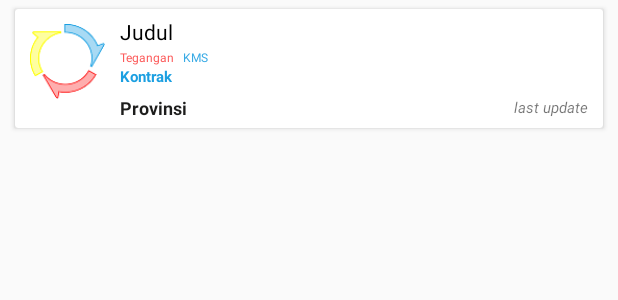
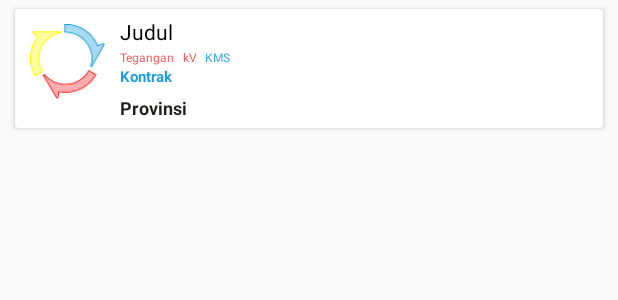
Before and after one commit to lifya/doctrack_user, an Android app: the layout list_view.xml on its own in the app's theme, with its tools: preview values and no code run, on a phone screen of 412 x 824 dp. Shown: the top 300 px of the screen. Run offline under Robolectric (Android 15) with nearby library versions, the phone set to English and light mode, and no system bars.

Commit message:
push finish

```diff
--- a/app/src/main/res/layout/list_view.xml
+++ b/app/src/main/res/layout/list_view.xml
@@ -59,6 +59,9 @@
                                     android:orientation="horizontal"
                                     android:layout_marginTop="2dp">
 
+                                        <LinearLayout
+                                            android:layout_width="wrap_content"
+                                            android:layout_height="wrap_content">
                                             <TextView
                                                 android:id="@+id/tvTegangan"
                                                 android:layout_width="wrap_content"
@@ -67,6 +70,16 @@
                                                 android:text="Tegangan"
                                                 android:textSize="8sp"
                                                 android:textColor="#fc5757"/>
+
+                                            <TextView
+                                                android:layout_width="wrap_content"
+                                                android:layout_height="wrap_content"
+                                                android:layout_marginRight="5dp"
+                                                android:text="kV"
+                                                android:textSize="8sp"
+                                                android:textColor="#fc5757"/>
+
+                                        </LinearLayout>
 
                                         <TextView
                                             android:id="@+id/tvKms"
@@ -105,15 +118,15 @@
                                             android:textStyle="bold"
                                             android:textColor="#1d1d1c"/>
 
-                                        <TextView
-                                            android:id="@+id/tvLastUpdate"
-                                            android:layout_width="wrap_content"
-                                            android:layout_height="wrap_content"
-                                            android:layout_gravity="center"
-                                            android:gravity="center"
-                                            android:text="last update"
-                                            android:textSize="10sp"
-                                            android:textStyle="italic" />
+                                        <!--<TextView-->
+                                            <!--android:id="@+id/tvLastUpdate"-->
+                                            <!--android:layout_width="wrap_content"-->
+                                            <!--android:layout_height="wrap_content"-->
+                                            <!--android:layout_gravity="center"-->
+                                            <!--android:gravity="center"-->
+                                            <!--android:text="last update"-->
+                                            <!--android:textSize="10sp"-->
+                                            <!--android:textStyle="italic" />-->
                                 </LinearLayout>
 
                         </LinearLayout>
```
Also changed, not shown: app/src/main/java/com/pln/www/activity/LoginActivity.java (+50 -7 lines), 2 other files. Lines whose indentation alone changed are shown as unchanged.
